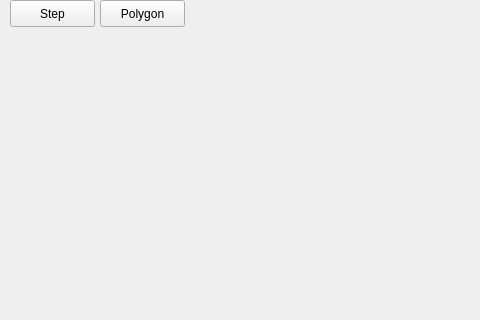
Above: ProbMaker/probmaker.ui from tnct-spc/procon2017-comp before the change; both pictures show x 0 to 480 and y 0 to 320 of the 1020 by 1020 pixel window. Below: the same form after it.
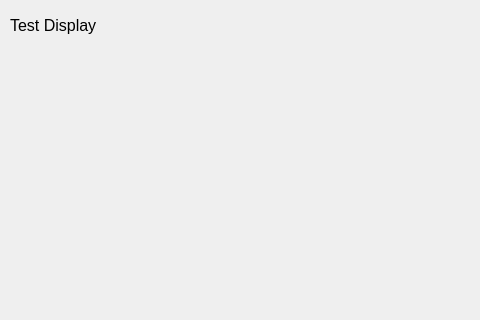
That is the form after the change.

Diff of the .ui file:
```diff
--- a/ProbMaker/probmaker.ui
+++ b/ProbMaker/probmaker.ui
@@ -14,30 +14,22 @@
    <string>ProbMaker</string>
   </property>
   <widget class="QWidget" name="centralWidget">
-   <widget class="QPushButton" name="stepButton">
+   <widget class="QLabel" name="label">
     <property name="geometry">
      <rect>
       <x>10</x>
-      <y>0</y>
-      <width>85</width>
-      <height>27</height>
+      <y>10</y>
+      <width>201</width>
+      <height>31</height>
      </rect>
     </property>
-    <property name="text">
-     <string>Step</string>
+    <property name="font">
+     <font>
+      <pointsize>12</pointsize>
+     </font>
     </property>
-   </widget>
-   <widget class="QPushButton" name="polygonButton">
-    <property name="geometry">
-     <rect>
-      <x>100</x>
-      <y>0</y>
-      <width>85</width>
-      <height>27</height>
-     </rect>
-    </property>
     <property name="text">
-     <string>Polygon</string>
+     <string>Test Display</string>
     </property>
    </widget>
   </widget>
```
